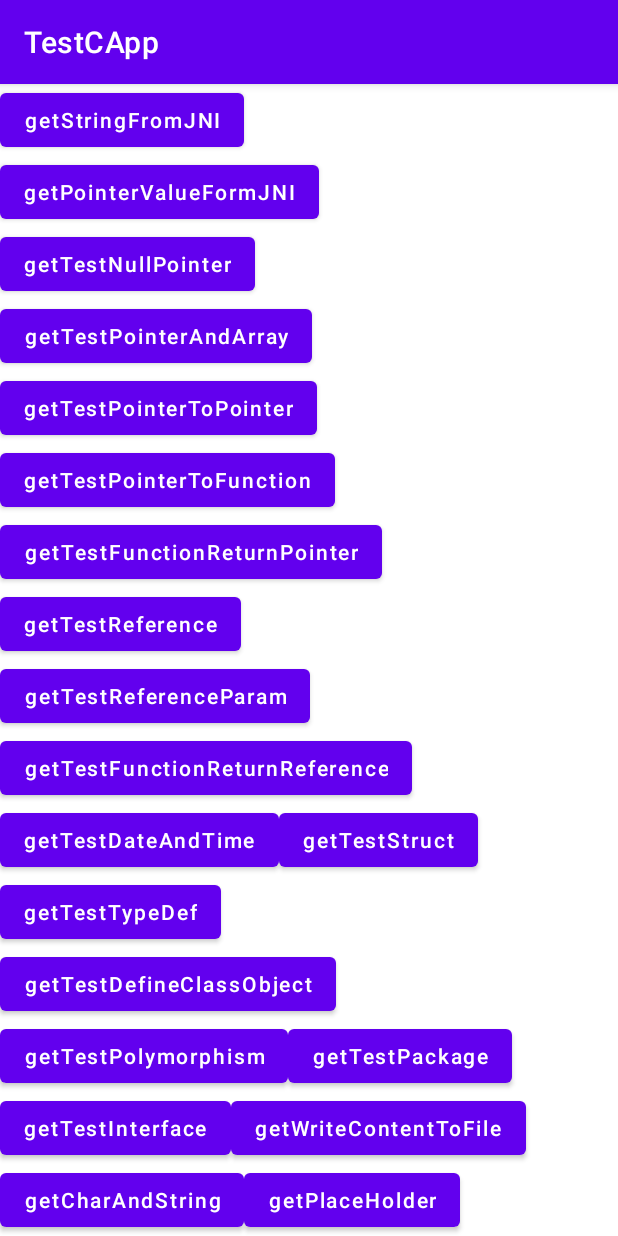
After one commit to hanbinbin/TestCApp, an Android app: the TestPageActivity screen opened directly, with no data from a screen before it, on a phone screen of 412 x 824 dp. The commit adds this screen. Run offline under Robolectric (Android 15) with nearby library versions, the phone set to English and light mode, and no system bars.

Commit message:
多线程处理

```diff
--- a/app/src/main/AndroidManifest.xml
+++ b/app/src/main/AndroidManifest.xml
@@ -16,6 +16,8 @@
                 <category android:name="android.intent.category.LAUNCHER" />
             </intent-filter>
         </activity>
+
+        <activity android:name=".TestPageActivity" />
     </application>
 
 </manifest>
--- /dev/null
+++ b/app/src/main/java/cn/huolala/testcapp/TestPageActivity.kt
@@ -0,0 +1,128 @@
+package cn.huolala.testcapp
+
+import android.os.Bundle
+import android.widget.Button
+import androidx.appcompat.app.AppCompatActivity
+import cn.huolala.mylibrary.Arithmetic
+
+/**
+ * Author by binbinhan,
+ * Email binbin.han@huolala.cn,
+ * Date on 2/17/22.
+ * PS: Not easy to write code, please indicate.
+ */
+class TestPageActivity : AppCompatActivity() {
+
+    override fun onCreate(savedInstanceState: Bundle?) {
+        super.onCreate(savedInstanceState)
+        setContentView(R.layout.test_page_activity)
+
+        findViewById<Button>(R.id.getStringFromJNI).setOnClickListener {
+            Arithmetic.getStringFromJNI()
+        }
+
+        findViewById<Button>(R.id.getPointerValueFormJNI).setOnClickListener {
+            Arithmetic.getPointerValueFormJNI()
+        }
+
+        findViewById<Button>(R.id.getTestNullPointer).setOnClickListener {
+            Arithmetic.getTestNullPointer()
+        }
+
+        findViewById<Button>(R.id.getTestPointerAndArray).setOnClickListener {
+            Arithmetic.getTestPointerAndArray()
+        }
+
+        findViewById<Button>(R.id.getTestPointerToPointer).setOnClickListener {
+            Arithmetic.getTestPointerToPointer()
+        }
+
+        findViewById<Button>(R.id.getTestPointerToFunction).setOnClickListener {
+            Arithmetic.getTestPointerToFunction()
+        }
+
+        findViewById<Button>(R.id.getTestFunctionReturnPointer).setOnClickListener {
+            Arithmetic.getTestFunctionReturnPointer()
+        }
+
+        findViewById<Button>(R.id.getTestReference).setOnClickListener {
+            Arithmetic.getTestReference()
+        }
+
+        findViewById<Button>(R.id.getTestReferenceParam).setOnClickListener {
+            Arithmetic.getTestReferenceParam()
+        }
+
+        findViewById<Button>(R.id.getTestFunctionReturnReference).setOnClickListener {
+            Arithmetic.getTestFunctionReturnReference()
+        }
+
+        findViewById<Button>(R.id.getTestDateAndTime).setOnClickListener {
+            Arithmetic.getTestDateAndTime()
+        }
+
+        findViewById<Button>(R.id.getTestStruct).setOnClickListener {
+            Arithmetic.getTestStruct()
+        }
+
+        findViewById<Button>(R.id.getTestTypeDef).setOnClickListener {
+            Arithmetic.getTestTypeDef()
+        }
+
+        findViewById<Button>(R.id.getTestDefineClassObject).setOnClickListener {
+            Arithmetic.getTestDefineClassObject()
+        }
+
+        findViewById<Button>(R.id.getTestPolymorphism).setOnClickListener {
+            Arithmetic.getTestPolymorphism()
+        }
+
+        findViewById<Button>(R.id.getTestPackage).setOnClickListener {
+            Arithmetic.getTestPackage()
+        }
+
+        findViewById<Button>(R.id.getTestInterface).setOnClickListener {
+            Arithmetic.getTestInterface()
+        }
+
+        findViewById<Button>(R.id.getWriteContentToFile).setOnClickListener {
+            Arithmetic.getWriteContentToFile()
+        }
+
+        findViewById<Button>(R.id.getCharAndString).setOnClickListener {
+            Arithmetic.getCharAndString()
+        }
+
+        findViewById<Button>(R.id.getPlaceHolder).setOnClickListener {
+            Arithmetic.getPlaceHolder()
+        }
+
+        findViewById<Button>(R.id.getTestException).setOnClickListener {
+            Arithmetic.getTestException()
+        }
+
+        findViewById<Button>(R.id.getTestDynamicRAM).setOnClickListener {
+            Arithmetic.getTestDynamicRAM()
+        }
+
+        findViewById<Button>(R.id.getTestNameSpace).setOnClickListener {
+            Arithmetic.getTestNameSpace()
+        }
+
+        findViewById<Button>(R.id.getTestTemplate).setOnClickListener {
+            Arithmetic.getTestTemplate()
+        }
+
+        findViewById<Button>(R.id.getTestDefine).setOnClickListener {
+            Arithmetic.getTestDefine()
+        }
+
+        findViewById<Button>(R.id.getTestSignal).setOnClickListener {
+            Arithmetic.getTestSignal()
+        }
+
+        findViewById<Button>(R.id.getTestMutiThread).setOnClickListener {
+            Arithmetic.getTestMutiThread()
+        }
+    }
+}
--- /dev/null
+++ b/app/src/main/res/layout/test_page_activity.xml
@@ -0,0 +1,259 @@
+<?xml version="1.0" encoding="utf-8"?>
+<LinearLayout xmlns:android="http://schemas.android.com/apk/res/android"
+    android:layout_width="match_parent"
+    android:layout_height="match_parent"
+    android:orientation="vertical">
+
+    <androidx.core.widget.NestedScrollView
+        android:layout_width="match_parent"
+        android:layout_height="match_parent">
+
+        <LinearLayout
+            android:layout_width="match_parent"
+            android:layout_height="match_parent"
+            android:orientation="vertical">
+
+
+            <Button
+                android:id="@+id/getStringFromJNI"
+                android:layout_width="wrap_content"
+                android:layout_height="wrap_content"
+                android:text="getStringFromJNI"
+                android:textAllCaps="false" />
+
+            <Button
+                android:id="@+id/getPointerValueFormJNI"
+                android:layout_width="wrap_content"
+                android:layout_height="wrap_content"
+                android:text="getPointerValueFormJNI"
+                android:textAllCaps="false" />
+
+
+            <Button
+                android:id="@+id/getTestNullPointer"
+                android:layout_width="wrap_content"
+                android:layout_height="wrap_content"
+                android:text="getTestNullPointer"
+                android:textAllCaps="false" />
+
+            <Button
+                android:id="@+id/getTestPointerAndArray"
+                android:layout_width="wrap_content"
+                android:layout_height="wrap_content"
+                android:text="getTestPointerAndArray"
+                android:textAllCaps="false" />
+
+
+            <Button
+                android:id="@+id/getTestPointerToPointer"
+                android:layout_width="wrap_content"
+                android:layout_height="wrap_content"
+                android:text="getTestPointerToPointer"
+                android:textAllCaps="false" />
+
+            <Button
+                android:id="@+id/getTestPointerToFunction"
+                android:layout_width="wrap_content"
+                android:layout_height="wrap_content"
+                android:text="getTestPointerToFunction"
+                android:textAllCaps="false" />
+
+
+            <Button
+                android:id="@+id/getTestFunctionReturnPointer"
+                android:layout_width="wrap_content"
+                android:layout_height="wrap_content"
+                android:text="getTestFunctionReturnPointer"
+                android:textAllCaps="false" />
+
+            <Button
+                android:id="@+id/getTestReference"
+                android:layout_width="wrap_content"
+                android:layout_height="wrap_content"
+                android:text="getTestReference"
+                android:textAllCaps="false" />
+
+            <Button
+                android:id="@+id/getTestReferenceParam"
+                android:layout_width="wrap_content"
+                android:layout_height="wrap_content"
+                android:text="getTestReferenceParam"
+                android:textAllCaps="false" />
+
+            <Button
+                android:id="@+id/getTestFunctionReturnReference"
+                android:layout_width="wrap_content"
+                android:layout_height="wrap_content"
+                android:text="getTestFunctionReturnReference"
+                android:textAllCaps="false" />
+
+            <LinearLayout
+                android:layout_width="match_parent"
+                android:layout_height="wrap_content"
+                android:orientation="horizontal">
+
+                <Button
+                    android:id="@+id/getTestDateAndTime"
+                    android:layout_width="wrap_content"
+                    android:layout_height="wrap_content"
+                    android:text="getTestDateAndTime"
+                    android:textAllCaps="false" />
+
+                <Button
+                    android:id="@+id/getTestStruct"
+                    android:layout_width="wrap_content"
+                    android:layout_height="wrap_content"
+                    android:text="getTestStruct"
+                    android:textAllCaps="false" />
+            </LinearLayout>
+
+            <Button
+                android:id="@+id/getTestTypeDef"
+                android:layout_width="wrap_content"
+                android:layout_height="wrap_content"
+                android:text="getTestTypeDef"
+                android:textAllCaps="false" />
+
+            <Button
+                android:id="@+id/getTestDefineClassObject"
+                android:layout_width="wrap_content"
+                android:layout_height="wrap_content"
+                android:text="getTestDefineClassObject"
+                android:textAllCaps="false" />
+
+
+            <LinearLayout
+                android:layout_width="match_parent"
+                android:layout_height="wrap_content"
+                android:orientation="horizontal">
+
+                <Button
+                    android:id="@+id/getTestPolymorphism"
+                    android:layout_width="wrap_content"
+                    android:layout_height="wrap_content"
+                    android:text="getTestPolymorphism"
+                    android:textAllCaps="false" />
+
+                <Button
+                    android:id="@+id/getTestPackage"
+                    android:layout_width="wrap_content"
+                    android:layout_height="wrap_content"
+                    android:text="getTestPackage"
+                    android:textAllCaps="false" />
+            </LinearLayout>
+
+
+            <LinearLayout
+                android:layout_width="match_parent"
+                android:layout_height="wrap_content"
+                android:orientation="horizontal">
+
+                <Button
+                    android:id="@+id/getTestInterface"
+                    android:layout_width="wrap_content"
+                    android:layout_height="wrap_content"
+                    android:text="getTestInterface"
+                    android:textAllCaps="false" />
+
+                <Button
+                    android:id="@+id/getWriteContentToFile"
+                    android:layout_width="wrap_content"
+                    android:layout_height="wrap_content"
+                    android:text="getWriteContentToFile"
+                    android:textAllCaps="false" />
+            </LinearLayout>
+
+
+            <LinearLayout
+                android:layout_width="match_parent"
+                android:layout_height="wrap_content"
+                android:orientation="horizontal">
+
+                <Button
+                    android:id="@+id/getCharAndString"
+                    android:layout_width="wrap_content"
+                    android:layout_height="wrap_content"
+                    android:text="getCharAndString"
+                    android:textAllCaps="false" />
+
+                <Button
+                    android:id="@+id/getPlaceHolder"
+                    android:layout_width="wrap_content"
+                    android:layout_height="wrap_content"
+                    android:text="getPlaceHolder"
+                    android:textAllCaps="false" />
+            </LinearLayout>
+
+
+            <LinearLayout
+                android:layout_width="match_parent"
+                android:layout_height="wrap_content"
+                android:orientation="horizontal">
+
+                <Button
+                    android:id="@+id/getTestException"
+                    android:layout_width="wrap_content"
+                    android:layout_height="wrap_content"
+                    android:text="getTestException"
+                    android:textAllCaps="false" />
+
+                <Button
+                    android:id="@+id/getTestDynamicRAM"
+                    android:layout_width="wrap_content"
+                    android:layout_height="wrap_content"
+                    android:text="getTestDynamicRAM"
+                    android:textAllCaps="false" />
+            </LinearLayout>
+
+
+            <LinearLayout
+                android:layout_width="match_parent"
+                android:layout_height="wrap_content"
+                android:orientation="horizontal">
+
+                <Button
+                    android:id="@+id/getTestNameSpace"
+                    android:layout_width="wrap_content"
+                    android:layout_height="wrap_content"
+                    android:text="getTestNameSpace"
+                    android:textAllCaps="false" />
+
+                <Button
+                    android:id="@+id/getTestTemplate"
+                    android:layout_width="wrap_content"
+                    android:layout_height="wrap_content"
+                    android:text="getTestTemplate"
+                    android:textAllCaps="false" />
+            </LinearLayout>
+
+
+            <LinearLayout
+                android:layout_width="match_parent"
+                android:layout_height="wrap_content"
+                android:orientation="horizontal">
+
+                <Button
+                    android:id="@+id/getTestDefine"
+                    android:layout_width="wrap_content"
+                    android:layout_height="wrap_content"
+                    android:text="getTestDefine"
+                    android:textAllCaps="false" />
+
+                <Button
+                    android:id="@+id/getTestSignal"
+                    android:layout_width="wrap_content"
+                    android:layout_height="wrap_content"
+                    android:text="getTestSignal"
+                    android:textAllCaps="false" />
+            </LinearLayout>
+
+            <Button
+                android:id="@+id/getTestMutiThread"
+                android:layout_width="wrap_content"
+                android:layout_height="wrap_content"
+                android:text="getTestMutiThread"
+                android:textAllCaps="false" />
+        </LinearLayout>
+
+    </androidx.core.widget.NestedScrollView>
+</LinearLayout>
--- a/mylibrary/src/main/java/cn/huolala/mylibrary/Arithmetic.java
+++ b/mylibrary/src/main/java/cn/huolala/mylibrary/Arithmetic.java
@@ -137,6 +137,10 @@ public final class Arithmetic {
         return testSignal();
     }
 
+    public static String getTestMutiThread() {
+        return testMutiThread();
+    }
+
     public static void getTestJavaTraverse() {
         int a_a = 0;
         //c++ 计算一亿次所用时间
@@ -211,4 +215,6 @@ public final class Arithmetic {
     private static native String testDefine();
 
     private static native String testSignal();
+
+    private static native String testMutiThread();
 }
```
Also changed, not shown: app/src/main/java/cn/huolala/testcapp/MainActivity.kt (+8 -26 lines), app/src/main/res/layout/activity_main.xml (+17 -5 lines), 5 other files.
